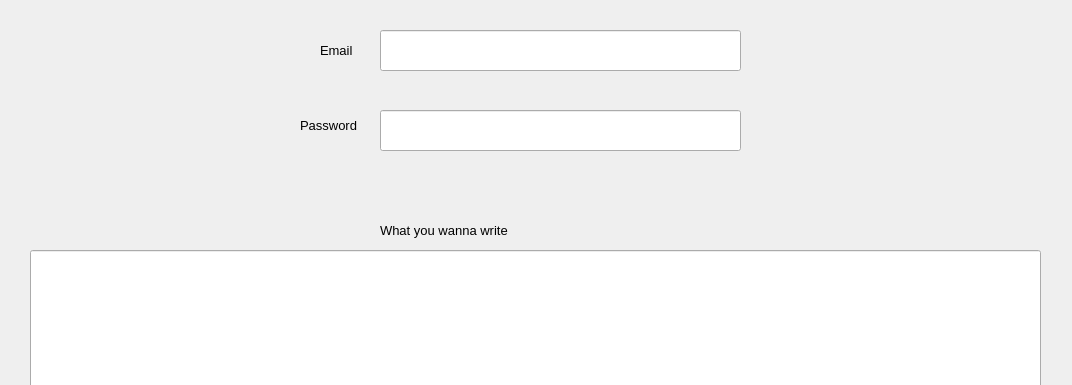
First picture: the form in senderDesktop.ui, repository heissenberg06/email-sender-desktop, before the edit; both pictures show x 0 to 1072 and y 0 to 385 of the 1072 by 653 pixel window.
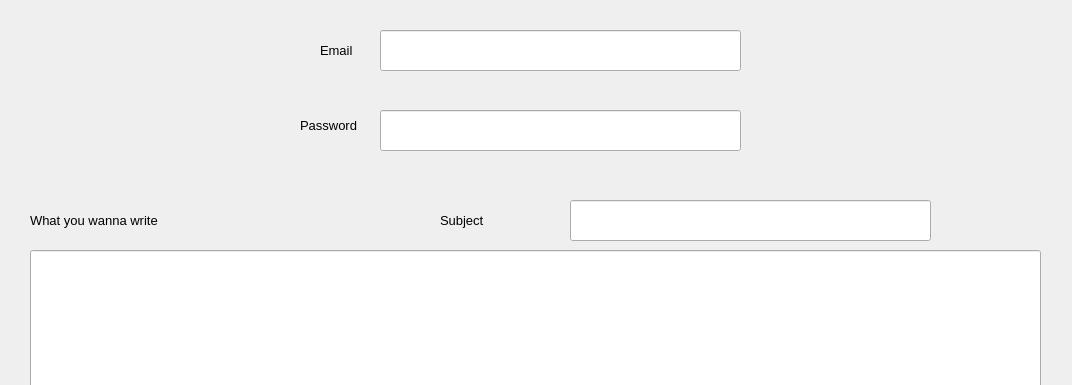
Second picture: the form after the edit.

```diff
--- a/senderDesktop.ui
+++ b/senderDesktop.ui
@@ -83,8 +83,8 @@
    <widget class="QLabel" name="label_3">
     <property name="geometry">
      <rect>
-      <x>380</x>
-      <y>210</y>
+      <x>30</x>
+      <y>200</y>
       <width>331</width>
       <height>41</height>
      </rect>
@@ -144,6 +144,34 @@
      <string>SEND</string>
     </property>
    </widget>
+   <widget class="QLineEdit" name="lineEdit_5">
+    <property name="geometry">
+     <rect>
+      <x>570</x>
+      <y>200</y>
+      <width>361</width>
+      <height>41</height>
+     </rect>
+    </property>
+   </widget>
+   <widget class="QLabel" name="label_5">
+    <property name="geometry">
+     <rect>
+      <x>440</x>
+      <y>200</y>
+      <width>131</width>
+      <height>41</height>
+     </rect>
+    </property>
+    <property name="font">
+     <font>
+      <pointsize>10</pointsize>
+     </font>
+    </property>
+    <property name="text">
+     <string>Subject</string>
+    </property>
+   </widget>
   </widget>
   <widget class="QMenuBar" name="menubar">
    <property name="geometry">
```
